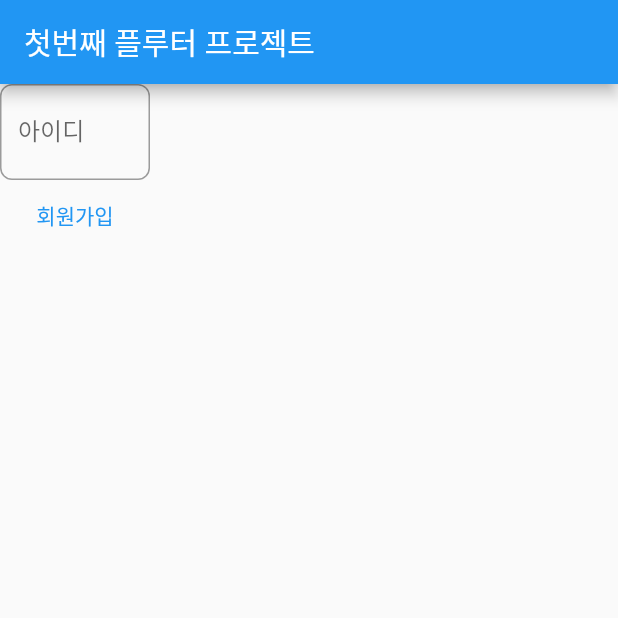
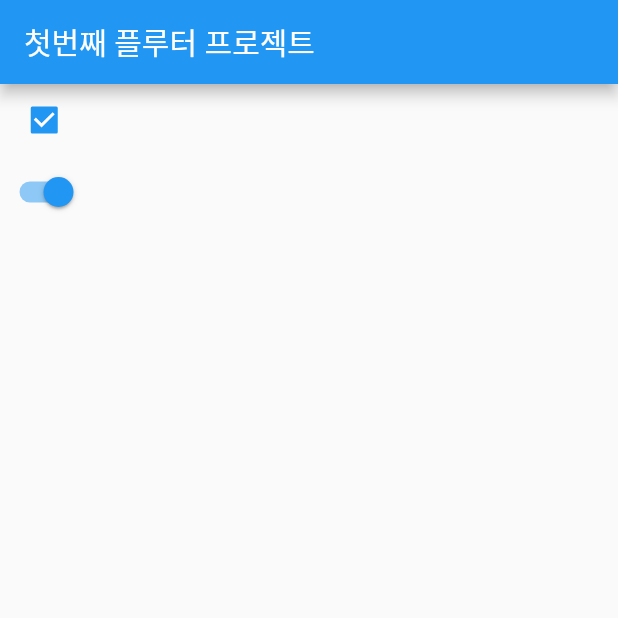
Before and after one commit to doyeooni/project1, a Flutter app: the screen it shows after launch, on a phone screen of 412 x 824 dp, the top half of it. Run offline on Flutter 3.47's test engine with Material 2 defaults, Android fonts, the phone set to English and light mode, and no system bars.

```diff
--- a/lib/main.dart
+++ b/lib/main.dart
@@ -30,8 +30,8 @@ class MyHomePage extends StatefulWidget {
 }
 
 class _MyHomePageState extends State<MyHomePage> {
-
-  TextEditingController controller = TextEditingController();
+v  TextEditingController controller = TextEditingController();
+  var val = true;
 
   @override
   Widget build(BuildContext context) {
@@ -49,27 +49,20 @@ class _MyHomePageState extends State<MyHomePage> {
       ),
       body: Column(
         children: [
-          Container(
-            width: 100,
-            child: TextField(
-              decoration: InputDecoration(
-                  hintText: "아이디를 입력해주세요",
-                  labelText: "아이디",
-                  border: OutlineInputBorder(
-                      borderRadius: BorderRadius.circular(8.0)
-                  )
-              ),
-              controller: controller,
-              onChanged: (text) {
-                print(text);
-              }, ),
-          ),
-          TextButton(
-            child: Text('회원가입'),
-            onPressed: () {
-              print(controller.text);
-            },
-          )
+          Checkbox(
+              value: val,
+              onChanged: (value) {
+                setState(() {
+                  val = value!;
+                });
+              }),
+          Switch(
+              value: val,
+              onChanged: (value) {
+                setState(() {
+                  val = value!;
+                });
+              })
         ],
       ),
       // This trailing comma makes auto-formatting nicer for build methods.
```
